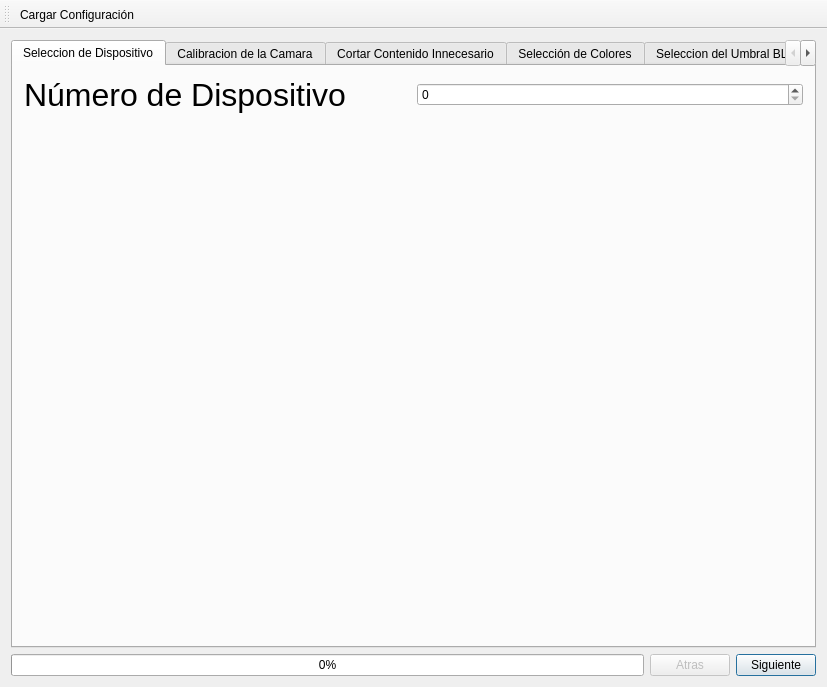
Above: ventanaprincipal.ui from dianjuar/ModuloVisionArtifiical_ACO before the change. Below: the same form after it.
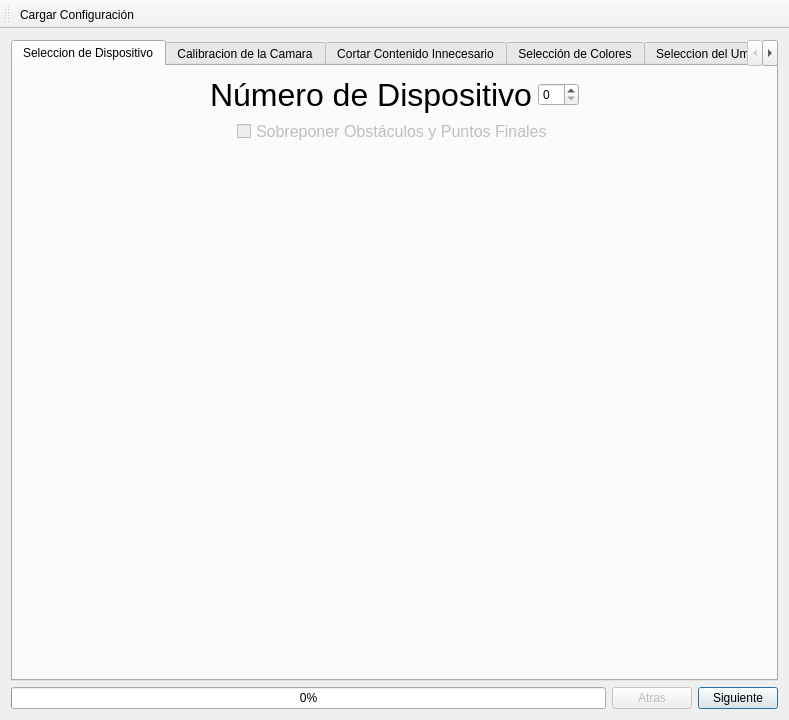
That is the form after the change. The open tabs and pages were chosen to show the change. Icons and pictures are not drawn. Custom widgets are drawn as their Qt base class.

Commit message: Mejorando la usabilidad. Ahora se puede ver los obstáculos en la imagen real que se captura de la camara.

Diff of the .ui file:
```diff
--- a/ventanaprincipal.ui
+++ b/ventanaprincipal.ui
@@ -9,8 +9,8 @@
    <rect>
     <x>0</x>
     <y>0</y>
-    <width>827</width>
-    <height>687</height>
+    <width>778</width>
+    <height>720</height>
    </rect>
   </property>
   <property name="windowTitle">
@@ -33,6 +33,19 @@
        <layout class="QVBoxLayout" name="verticalLayout_2">
         <item>
          <layout class="QHBoxLayout" name="horizontalLayout_2">
+          <item>
+           <spacer name="horizontalSpacer_73">
+            <property name="orientation">
+             <enum>Qt::Horizontal</enum>
+            </property>
+            <property name="sizeHint" stdset="0">
+             <size>
+              <width>40</width>
+              <height>20</height>
+             </size>
+            </property>
+           </spacer>
+          </item>
           <item>
            <widget class="QLabel" name="label">
             <property name="font">
@@ -56,6 +69,67 @@
             </property>
            </widget>
           </item>
+          <item>
+           <spacer name="horizontalSpacer_74">
+            <property name="orientation">
+             <enum>Qt::Horizontal</enum>
+            </property>
+            <property name="sizeHint" stdset="0">
+             <size>
+              <width>40</width>
+              <height>20</height>
+             </size>
+            </property>
+           </spacer>
+          </item>
+         </layout>
+        </item>
+        <item>
+         <layout class="QHBoxLayout" name="afterCalibracion_options">
+          <item>
+           <spacer name="horizontalSpacer_75">
+            <property name="orientation">
+             <enum>Qt::Horizontal</enum>
+            </property>
+            <property name="sizeHint" stdset="0">
+             <size>
+              <width>40</width>
+              <height>20</height>
+             </size>
+            </property>
+           </spacer>
+          </item>
+          <item>
+           <widget class="QCheckBox" name="checkBox_aftercalibracion">
+            <property name="enabled">
+             <bool>false</bool>
+            </property>
+            <property name="font">
+             <font>
+              <family>Ubuntu</family>
+              <pointsize>12</pointsize>
+              <weight>50</weight>
+              <bold>false</bold>
+             </font>
+            </property>
+            <property name="text">
+             <string>Sobreponer Obstáculos y Puntos Finales</string>
+            </property>
+           </widget>
+          </item>
+          <item>
+           <spacer name="horizontalSpacer_76">
+            <property name="orientation">
+             <enum>Qt::Horizontal</enum>
+            </property>
+            <property name="sizeHint" stdset="0">
+             <size>
+              <width>40</width>
+              <height>20</height>
+             </size>
+            </property>
+           </spacer>
+          </item>
          </layout>
         </item>
         <item>
```
Left out of the diff: 4 changed lines with no effect on the pictures. The commit also changes 5 other files.
